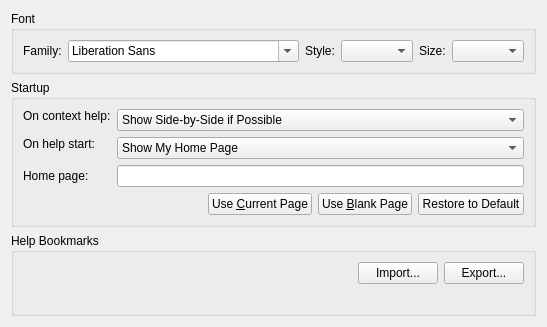
Above: src/plugins/help/generalsettingspage.ui from qt-creator/qt-creator before the change. Below: the same form after it.
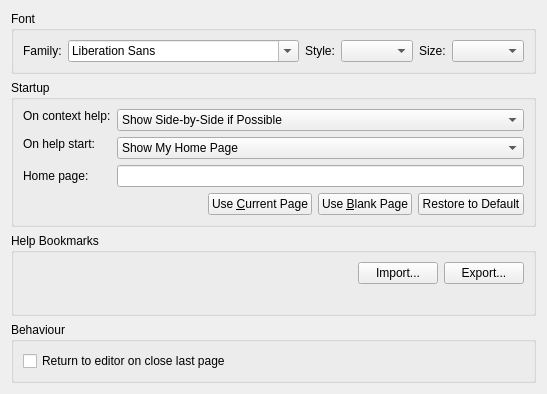
That is the form after the change.

Commit message: Make it possible to return editor mode if the last help page was closed.

```diff
--- a/src/plugins/help/generalsettingspage.ui
+++ b/src/plugins/help/generalsettingspage.ui
@@ -6,8 +6,8 @@
    <rect>
     <x>0</x>
     <y>0</y>
-    <width>498</width>
-    <height>304</height>
+    <width>491</width>
+    <height>360</height>
    </rect>
   </property>
   <property name="windowTitle">
@@ -356,6 +356,25 @@
      </layout>
     </widget>
    </item>
+   <item>
+    <widget class="QGroupBox" name="behaviourGroupBox">
+     <property name="title">
+      <string>Behaviour</string>
+     </property>
+     <layout class="QVBoxLayout" name="verticalLayout_4">
+      <item>
+       <widget class="QCheckBox" name="m_returnOnClose">
+        <property name="toolTip">
+         <string>Switch to editor context after last help page is closed.</string>
+        </property>
+        <property name="text">
+         <string>Return to editor on close last page</string>
+        </property>
+       </widget>
+      </item>
+     </layout>
+    </widget>
+   </item>
    <item>
     <spacer name="verticalSpacer">
      <property name="orientation">
```
The commit also changes 4 other files.
